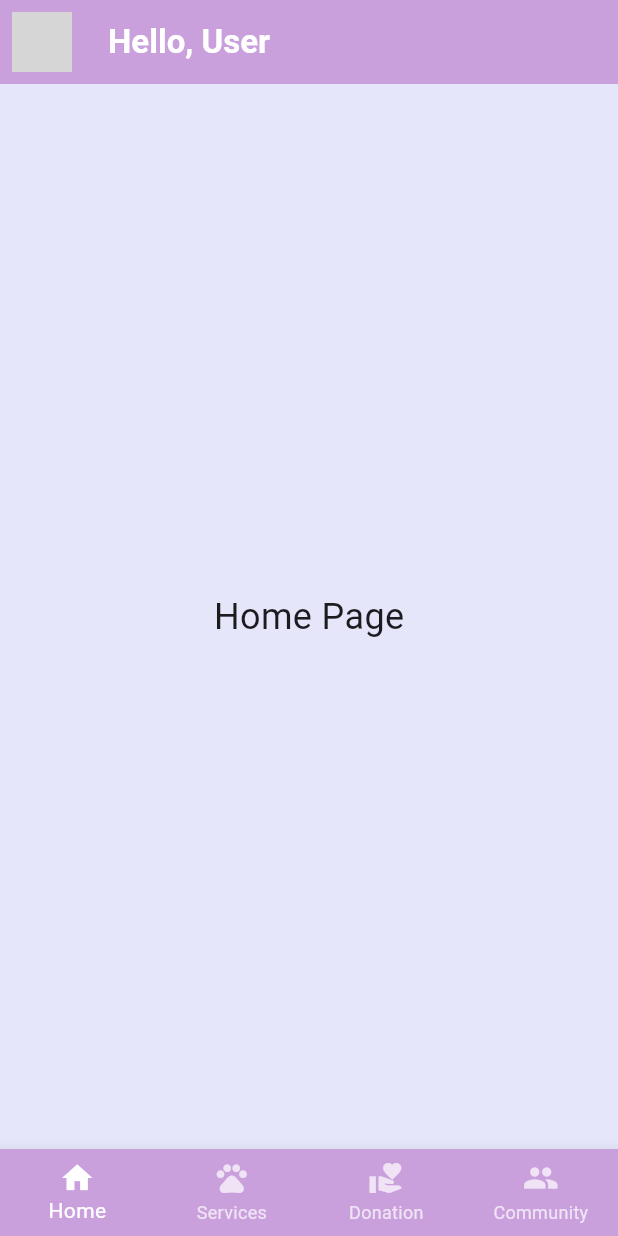
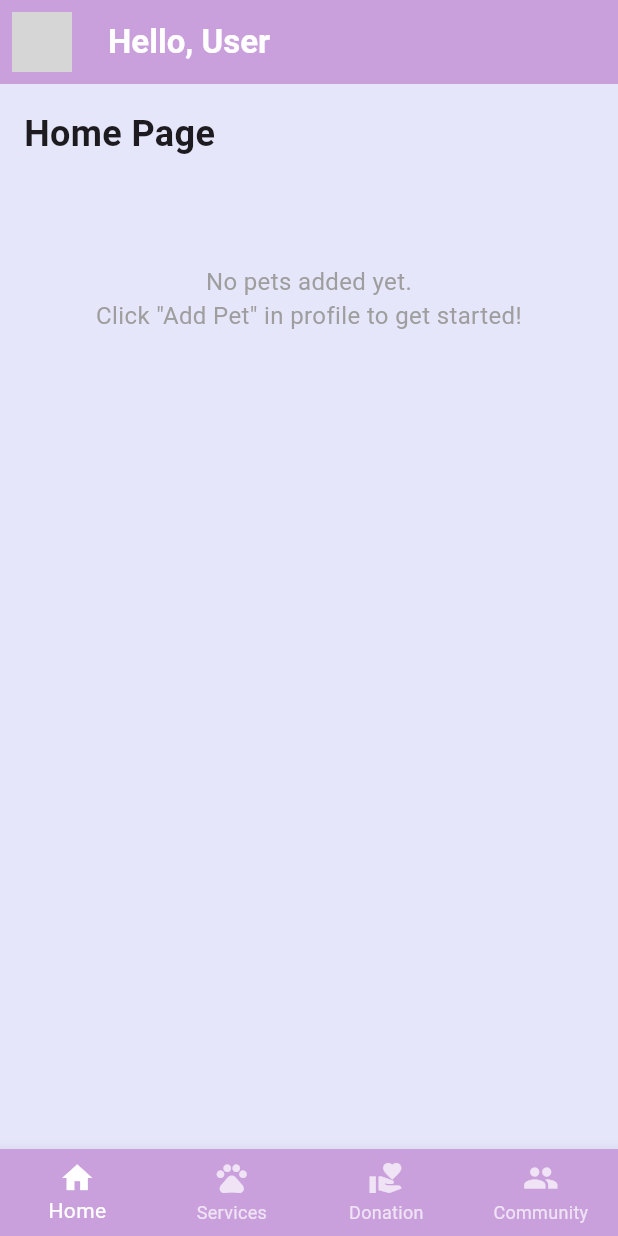
Before and after one commit to M-J-Christina213/scooby_app, a Flutter app: the MainPage screen opened directly, on a phone screen of 412 x 824 dp. Run offline on Flutter 3.47's test engine with Material 3 defaults, Android fonts, the phone set to English and light mode, and no system bars; our stand-ins replace image_picker, shared_preferences; accounts and stored records are empty; network calls fail; grey boxes are pictures that could not be loaded.

Commit message:
making changes

```diff
--- a/lib/main.dart
+++ b/lib/main.dart
@@ -3,6 +3,7 @@ import 'pet_profile.dart';
 import 'login.dart';
 import 'pet_owner_data.dart';
 import 'services_page.dart';
+import 'pet_data.dart'; // ✅ Import pet data
 
 void main() {
   runApp(PetWelfareApp());
@@ -18,7 +19,7 @@ class PetWelfareApp extends StatelessWidget {
         scaffoldBackgroundColor: Color(0xFFE6E6FA),
       ),
       debugShowCheckedModeBanner: false,
-      home: LoginScreen(), // Can change to MainPage() if login not ready
+      home: LoginScreen(),
     );
   }
 }
@@ -33,7 +34,7 @@ class _MainPageState extends State<MainPage> {
 
   final List<Widget> _pages = [
     HomePage(),
-    ServicesPage(), // ✅ Using the real one from services_page.dart
+    ServicesPage(),
     DonationAdoptionPage(),
     CommunityPage(),
   ];
@@ -96,10 +97,48 @@ class _MainPageState extends State<MainPage> {
   }
 }
 
-class HomePage extends StatelessWidget {
+class HomePage extends StatefulWidget {
+  @override
+  State<HomePage> createState() => _HomePageState();
+}
+
+class _HomePageState extends State<HomePage> {
+  @override
+  void didChangeDependencies() {
+    super.didChangeDependencies();
+    setState(() {}); // Refresh pet list
+  }
+
   @override
   Widget build(BuildContext context) {
-    return Center(child: Text('Home Page', style: TextStyle(fontSize: 24)));
+    return ListView(
+      padding: EdgeInsets.all(16),
+      children: [
+        Text('Home Page', style: TextStyle(fontSize: 24, fontWeight: FontWeight.bold)),
+        SizedBox(height: 20),
+        ...PetData.pets.map((pet) => Card(
+              color: Color(0xFFF3E5F5),
+              margin: EdgeInsets.only(bottom: 12),
+              child: ListTile(
+                title: Text(pet.name, style: TextStyle(fontWeight: FontWeight.bold)),
+                subtitle: Text(
+                  'Age: ${pet.age} | Height: ${pet.height} cm | Weight: ${pet.weight} kg\n'
+                  'Medical: ${pet.medicalHistory}\nMore Info: ${pet.moreInfo}',
+                ),
+                isThreeLine: true,
+              ),
+            )),
+        if (PetData.pets.isEmpty)
+          Padding(
+            padding: const EdgeInsets.only(top: 50),
+            child: Text(
+              'No pets added yet.\nClick "Add Pet" in profile to get started!',
+              style: TextStyle(fontSize: 16, color: Colors.grey),
+              textAlign: TextAlign.center,
+            ),
+          ),
+      ],
+    );
   }
 }
 
--- /dev/null
+++ b/lib/pet_data.dart
@@ -0,0 +1,22 @@
+// pet_data.dart
+class Pet {
+  final String name;
+  final String age;
+  final String medicalHistory;
+  final String height;
+  final String weight;
+  final String moreInfo;
+
+  Pet({
+    required this.name,
+    required this.age,
+    required this.medicalHistory,
+    required this.height,
+    required this.weight,
+    required this.moreInfo,
+  });
+}
+
+class PetData {
+  static List<Pet> pets = [];
+}
```
Also changed, not shown: lib/add_pet.dart (+13 -26 lines), lib/pet_profile.dart (+6 -2 lines).
